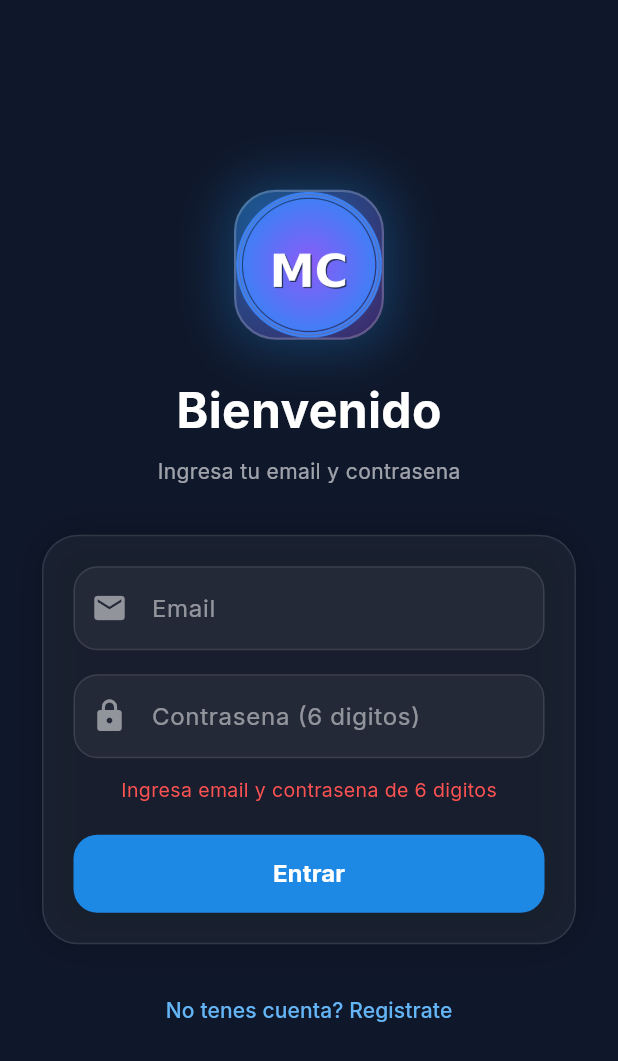
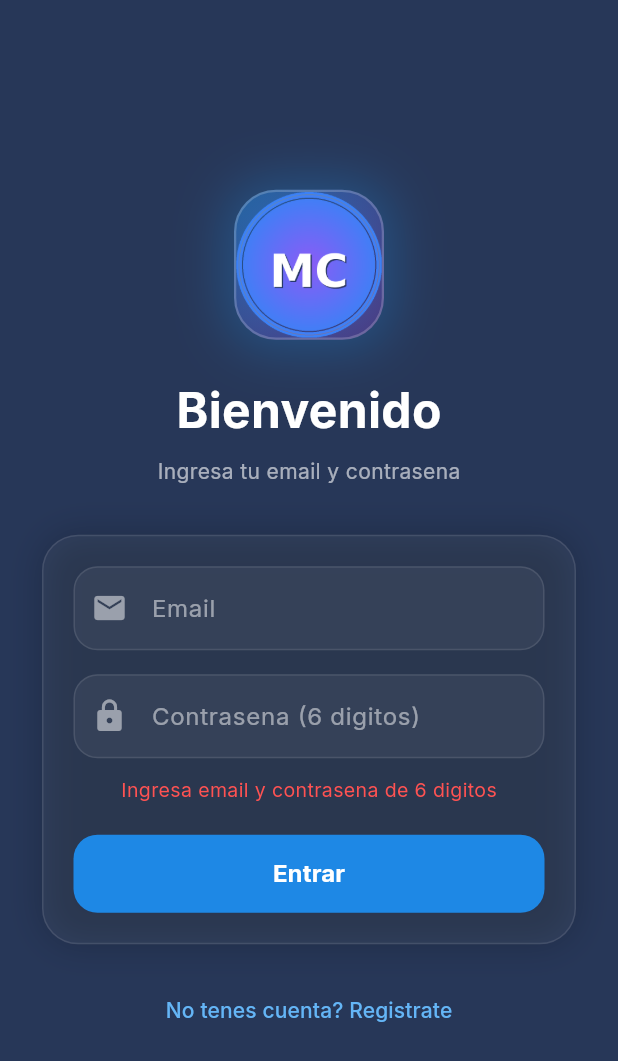
Before and after one commit to clever-puelo/MiClan, a Flutter app: the screen it shows after launch, after a tap on "Entrar", on a phone screen of 412 x 824 dp. Shown: the top 1061 px of the screen. Run offline on Flutter 3.47's test engine with Material 3 defaults, Android fonts, the light colour scheme and no system bars; our stand-ins replace audioplayers, cached_network_image, cloud_firestore, file_picker, firebase_auth, firebase_core and 12 more; missing offline and left inert: android_intent_plus, record; accounts and stored records are empty.

Commit message:
Arreglos 5-8-2026 21:45

```diff
--- a/lib/main.dart
+++ b/lib/main.dart
@@ -1,7 +1,6 @@
 import 'package:flutter/material.dart';
 import 'package:flutter_riverpod/flutter_riverpod.dart';
 import 'package:firebase_core/firebase_core.dart';
-import 'package:firebase_messaging/firebase_messaging.dart';
 import 'package:flutter_local_notifications/flutter_local_notifications.dart';
 import 'package:go_router/go_router.dart';
 import 'package:google_fonts/google_fonts.dart';
@@ -15,31 +14,21 @@ import 'screens/chat_screen.dart';
 import 'screens/settings_screen.dart';
 import 'services/notification_service.dart';
 
-@pragma('vm:entry-point')
-Future<void> _firebaseBackgroundHandler(RemoteMessage message) async {
-  await Firebase.initializeApp(options: DefaultFirebaseOptions.currentPlatform);
-  await NotificationService.init();
-
-  final type = message.data['type'] ?? 'message';
-  final title = message.notification?.title ?? 'MiClan';
-  final body = message.notification?.body ?? 'Nuevo mensaje';
-
-  // ID fijo para SOS para que se reemplace si hay otro SOS activo
-  final id = type == 'SOS' ? 9999 : DateTime.now().millisecond;
-
-  await NotificationService.showLocalNotification(
-    title: title,
-    body: body,
-    channelId: type == 'SOS' ? 'sos_channel' : 'msg_channel',
-    id: id,
-  );
+class AppColors {
+  static const Color background = Color(0xFF273758);
+  static const Color modalBg    = Color(0xFF3A4A66);
+  static const Color cardGlass  = Color(0x0DFFFFFF);
+  static const Color borderGlass= Color(0x1AFFFFFF);
+  static const Color accentBlue = Color(0xFF3B82F6);
+  static const Color accentGreen= Color(0xFF22C55E);
+  static const Color accentRed  = Color(0xFFEF4444);
+  static const Color accentAmber= Color(0xFFF59E0B);
 }
 
 void main() async {
   WidgetsFlutterBinding.ensureInitialized();
   await Firebase.initializeApp(options: DefaultFirebaseOptions.currentPlatform);
   await NotificationService.init();
-  FirebaseMessaging.onBackgroundMessage(_firebaseBackgroundHandler);
   runApp(const ProviderScope(child: MiClanApp()));
 }
 
@@ -65,12 +54,13 @@ class _MiClanAppState extends ConsumerState<MiClanApp> {
 
     ref.listenManual(currentUserProvider, (prev, next) async {
       _authListener.value = next;
-
       final user = next.value;
 
-      // CORRECCION: Guardar token FCM cuando el usuario se loguea
       if (user != null) {
-        await _saveFcmToken();
+        NotificationService.startListeningAlerts(
+          user.groupId ?? '',
+          user.uid,
+        );
       }
 
       if (user != null && session != null && user.sessionId != null) {
@@ -102,17 +92,13 @@ class _MiClanAppState extends ConsumerState<MiClanApp> {
       refreshListenable: _authListener,
       redirect: (context, state) {
         if (_authListener.value.isLoading) return null;
-
         final user = _authListener.value.value;
         final isLoggedIn = user != null;
         final hasGroup = user?.groupId != null;
         final path = state.matchedLocation;
-
         if (!isLoggedIn && path != '/login') return '/login';
         if (isLoggedIn && !hasGroup && path != '/onboarding') return '/onboarding';
-        if (isLoggedIn && hasGroup && (path == '/login' || path == '/onboarding')) {
-          return '/home';
-        }
+        if (isLoggedIn && hasGroup && (path == '/login' || path == '/onboarding')) return '/home';
         return null;
       },
       routes: [
@@ -124,62 +110,12 @@ class _MiClanAppState extends ConsumerState<MiClanApp> {
       ],
     );
 
-    _setupFCM();
     if (mounted) setState(() => _initialized = true);
-  }
-
-  Future<void> _setupFCM() async {
-    final messaging = FirebaseMessaging.instance;
-    await messaging.requestPermission(alert: true, badge: true, sound: true);
-
-    // Foreground: mostrar notificacion local
-    FirebaseMessaging.onMessage.listen((message) async {
-      final type = message.data['type'] ?? 'message';
-      final title = message.notification?.title ?? 'MiClan';
-      final body = message.notification?.body ?? 'Nuevo mensaje';
-
-      await NotificationService.showLocalNotification(
-        title: title,
-        body: body,
-        channelId: type == 'SOS' ? 'sos_channel' : 'msg_channel',
-        id: type == 'SOS' ? 9999 : DateTime.now().millisecond,
-      );
-    });
-
-    // App abierta desde notificacion
-    FirebaseMessaging.onMessageOpenedApp.listen((message) {
-      final type = message.data['type'];
-      if (type == 'SOS' || type == 'message' || type == 'quick_message') {
-        _router?.go('/chat');
-      } else {
-        _router?.go('/home');
-      }
-    });
-
-    // Guardar token FCM (ahora y en cada refresh)
-    await _saveFcmToken();
-    messaging.onTokenRefresh.listen((newToken) => _saveFcmToken(newToken));
-  }
-
-  /// Guarda el token FCM en Firestore asociado al usuario logueado.
-  Future<void> _saveFcmToken([String? token]) async {
-    final t = token ?? await FirebaseMessaging.instance.getToken();
-    if (t == null) {
-      debugPrint('FCM: No se pudo obtener token');
-      return;
-    }
-
-    final user = ref.read(currentUserProvider).valueOrNull;
-    if (user != null) {
-      await ref.read(authServiceProvider).updateFcmToken(user.uid, t);
-      debugPrint('FCM Token guardado en Firestore para ${user.displayName}');
-    } else {
-      debugPrint('FCM: Usuario aun no cargado, token pendiente...');
-    }
   }
 
   @override
   void dispose() {
+    NotificationService.stopListeningAlerts();
     _authListener.dispose();
     super.dispose();
   }
@@ -190,7 +126,7 @@ class _MiClanAppState extends ConsumerState<MiClanApp> {
       return MaterialApp(
         debugShowCheckedModeBanner: false,
         home: Scaffold(
-          backgroundColor: const Color(0xFF0F172A),
+          backgroundColor: AppColors.background,
           body: Center(child: CircularProgressIndicator(color: Colors.blue.shade400)),
         ),
       );
@@ -199,9 +135,19 @@ class _MiClanAppState extends ConsumerState<MiClanApp> {
       title: 'MiClan',
       debugShowCheckedModeBanner: false,
       theme: ThemeData.dark().copyWith(
-        scaffoldBackgroundColor: const Color(0xFF0F172A),
+        scaffoldBackgroundColor: AppColors.background,
+        dialogTheme: DialogThemeData(
+          backgroundColor: AppColors.modalBg,
+          shape: RoundedRectangleBorder(borderRadius: BorderRadius.circular(20)),
+        ),
+        bottomSheetTheme: BottomSheetThemeData(
+          backgroundColor: AppColors.modalBg,
+          shape: const RoundedRectangleBorder(
+            borderRadius: BorderRadius.vertical(top: Radius.circular(24)),
+          ),
+        ),
         colorScheme: ColorScheme.fromSeed(
-          seedColor: const Color(0xFF3B82F6),
+          seedColor: AppColors.accentBlue,
           brightness: Brightness.dark,
         ),
         textTheme: GoogleFonts.interTextTheme(ThemeData.dark().textTheme),
--- a/lib/screens/auth_screen.dart
+++ b/lib/screens/auth_screen.dart
@@ -22,7 +22,7 @@ class _AuthScreenState extends ConsumerState<AuthScreen> {
   @override
   Widget build(BuildContext context) {
     return Scaffold(
-      backgroundColor: const Color(0xFF0F172A),
+      backgroundColor: const Color(0xFF273758),
       body: SafeArea(
         child: Center(
           child: SingleChildScrollView(
--- a/lib/screens/chat_screen.dart
+++ b/lib/screens/chat_screen.dart
@@ -6,6 +6,7 @@ import 'package:audioplayers/audioplayers.dart';
 import 'package:cached_network_image/cached_network_image.dart';
 import '../models/app_models.dart';
 import '../providers/app_providers.dart';
+import '../main.dart';
 
 class ChatScreen extends ConsumerStatefulWidget {
   const ChatScreen({super.key});
@@ -45,13 +46,13 @@ class _ChatScreenState extends ConsumerState<ChatScreen> {
 
     if (user == null) {
       return const Scaffold(
-        backgroundColor: Color(0xFF0F172A),
+        backgroundColor: AppColors.background,
         body: Center(child: CircularProgressIndicator()),
       );
     }
 
     return Scaffold(
-      backgroundColor: const Color(0xFF0F172A),
+      backgroundColor: const Color(0xFF273758),
       appBar: AppBar(
         backgroundColor: Colors.transparent,
         elevation: 0,
--- a/lib/screens/onboarding_screen.dart
+++ b/lib/screens/onboarding_screen.dart
@@ -42,7 +42,7 @@ class _OnboardingScreenState extends ConsumerState<OnboardingScreen> {
     final user = ref.watch(currentUserProvider).valueOrNull;
 
     return Scaffold(
-      backgroundColor: const Color(0xFF0F172A),
+      backgroundColor: const Color(0xFF273758),
       body: SafeArea(
         child: Padding(
           padding: const EdgeInsets.all(28),
@@ -171,7 +171,7 @@ class _OnboardingScreenState extends ConsumerState<OnboardingScreen> {
     showDialog(
       context: context,
       builder: (ctx) => AlertDialog(
-        backgroundColor: const Color(0xFF1E293B),
+        backgroundColor: const Color(0xFF3A4A66),
         title: const Text('Nombre del Grupo', style: TextStyle(color: Colors.white)),
         content: TextField(
           controller: _nameCtrl,
--- a/pubspec.yaml
+++ b/pubspec.yaml
@@ -18,7 +18,6 @@ dependencies:
   firebase_core: ^3.8.1
   firebase_auth: ^5.3.4
   cloud_firestore: ^5.6.0
-  firebase_messaging: ^15.1.6
   firebase_storage: ^12.3.7
 
   # State management / Navegacion / UI
```
Also changed, not shown: lib/screens/home_screen.dart (+90 -102 lines), lib/screens/settings_screen.dart (+20 -56 lines), lib/services/location_service.dart (+11 -2 lines), lib/services/notification_service.dart (+64 -32 lines), miclan-functions/package-lock.json (added), pubspec.lock, 3 other files.
